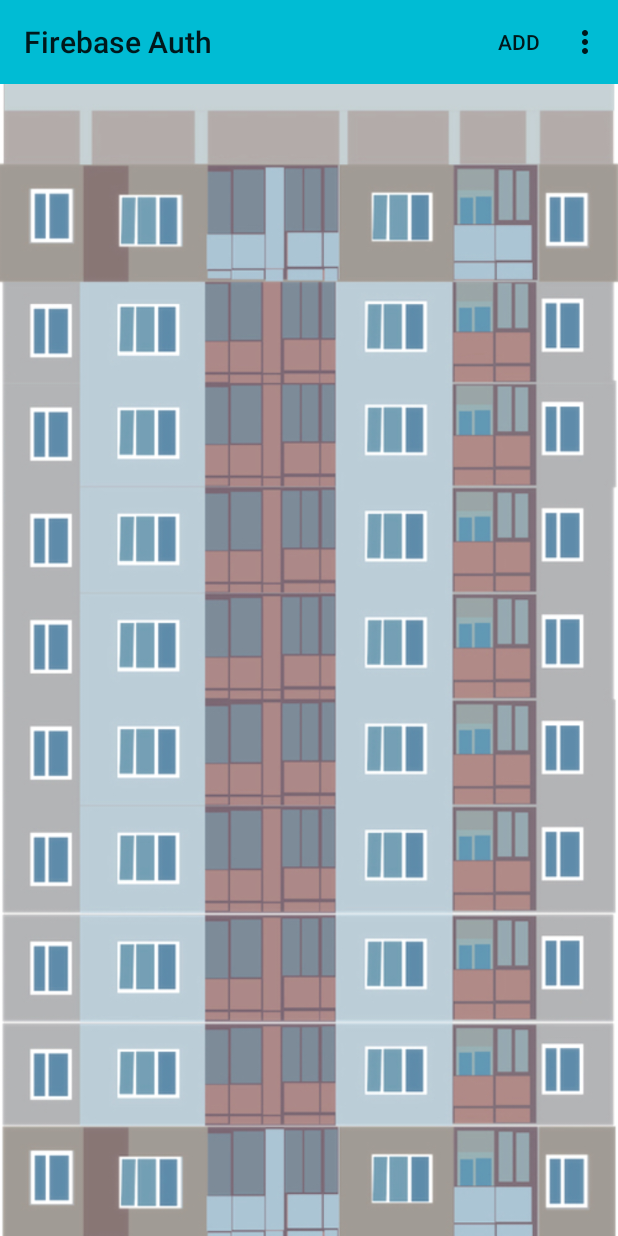
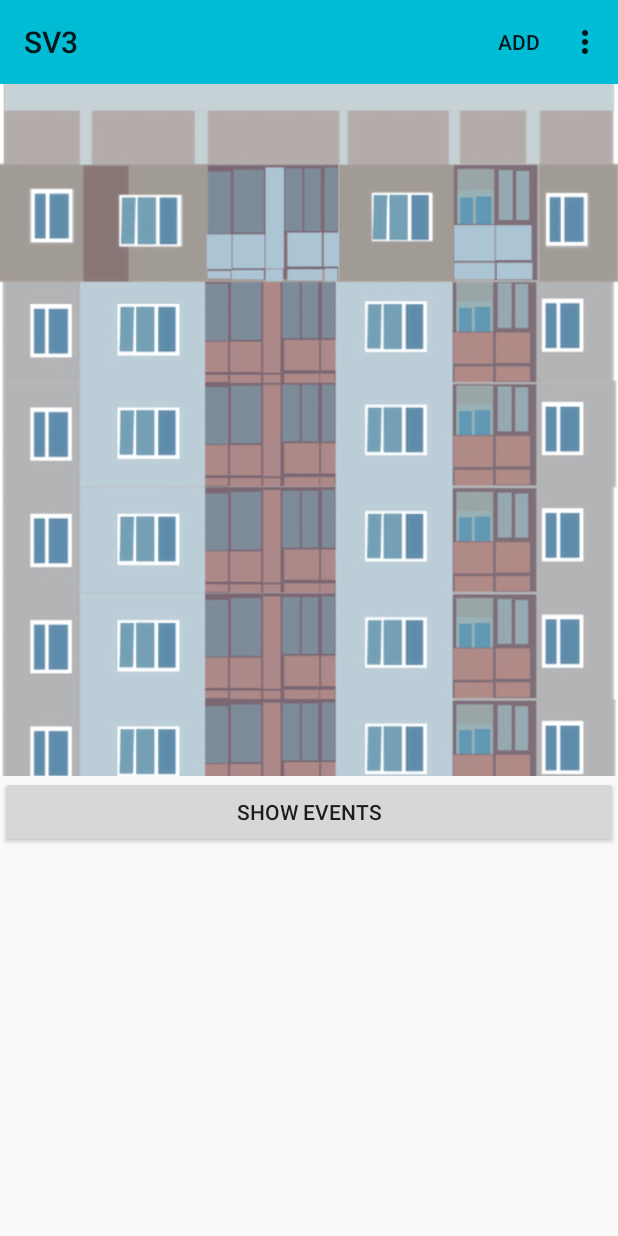
Before and after one commit to yuliakhazieva/SV3, an Android app: the screen it shows after launch (MainActivity), on a phone screen of 412 x 824 dp. Run offline under Robolectric (Android 15) with nearby library versions, the light colour scheme and no system bars; our stand-ins replace Firebase (no records; nobody signed in at launch, a user with empty details on screens opened directly).

Commit message:
Добавлена кнопка показа событий
Изменен layout - убран frame2, добавлена кнопка показа событий.  Изменение функционала под кнопку.

```diff
--- a/app/src/main/AndroidManifest.xml
+++ b/app/src/main/AndroidManifest.xml
@@ -12,7 +12,8 @@
         android:roundIcon="@mipmap/ic_launcher_round"
         android:supportsRtl="true"
         android:theme="@style/AppTheme"
-        tools:node="replace">
+        tools:node="replace"
+        android:name=".SV3App">
 
 
         <activity
--- a/app/src/main/java/com/hsehhh/sv3/createEventFragment.java
+++ b/app/src/main/java/com/hsehhh/sv3/CreateEventFragment.java
@@ -1,7 +1,7 @@
-package com.hsehhh.sv3; /**
+package com.hsehhh.sv3;
+/**
  * Created by a1 on 18.01.18.
  */
-import android.app.ActionBar;
 import android.os.Bundle;
 import android.support.v4.app.Fragment;
 import android.support.v4.app.FragmentTransaction;
@@ -13,7 +13,7 @@ import android.view.ViewGroup;
 //import android.widget.Toolbar;
 import android.support.v7.widget.Toolbar;
 
-public class createEventFragment extends Fragment
+public class CreateEventFragment extends Fragment
 {
 
     @Override
@@ -21,7 +21,7 @@ public class createEventFragment extends Fragment
                              Bundle savedInstanceState) {
 
         // Inflate the layout for this fragment
-        Toolbar toolbar = getActivity().findViewById(R.id.main_tool_bar);
+        Toolbar toolbar = getActivity().findViewById(R.id.toolbar_main);
         ((AppCompatActivity)getActivity()).setSupportActionBar(toolbar);
         ((AppCompatActivity)getActivity()).getSupportActionBar().setDisplayHomeAsUpEnabled(true);
         setHasOptionsMenu(true);
@@ -31,8 +31,8 @@ public class createEventFragment extends Fragment
 
     @Override
     public boolean onOptionsItemSelected(MenuItem item) {
-        FragmentTransaction fragmentTransaction =getFragmentManager().beginTransaction();
-        fragmentTransaction.replace(this.getId(), new scrollingFragment());
+        FragmentTransaction fragmentTransaction = getFragmentManager().beginTransaction();
+        fragmentTransaction.replace(this.getId(), new ScrollingFragment());
         fragmentTransaction.remove(this);
         fragmentTransaction.show(getFragmentManager().findFragmentByTag("myEvents"));
         fragmentTransaction.commit();
--- a/app/src/main/java/com/hsehhh/sv3/MainActivity.java
+++ b/app/src/main/java/com/hsehhh/sv3/MainActivity.java
@@ -1,78 +1,62 @@
 package com.hsehhh.sv3;
 
-import android.animation.Animator;
-import android.animation.ObjectAnimator;
-import android.animation.TimeInterpolator;
-import android.animation.ValueAnimator;
-import android.content.Intent;
 import android.support.annotation.NonNull;
-import android.support.v4.app.Fragment;
-import android.support.v4.app.FragmentActivity;
-import android.support.v4.app.FragmentContainer;
-import android.support.v4.app.FragmentManager;
 import android.support.v4.app.FragmentTransaction;
 import android.support.v7.app.AppCompatActivity;
 import android.os.Bundle;
 import android.support.v7.widget.Toolbar;
-import android.view.Menu;
-import android.view.MenuInflater;
-import android.view.MenuItem;
 import android.view.View;
-import android.view.animation.Animation;
-import android.view.animation.AnimationUtils;
+import android.widget.Button;
 import android.widget.FrameLayout;
-import android.widget.ImageButton;
-import android.widget.Toast;
 
-import com.google.firebase.FirebaseApp;
 import com.google.firebase.auth.FirebaseAuth;
 import com.google.firebase.auth.FirebaseUser;
 import com.google.firebase.database.FirebaseDatabase;
-
-import java.io.Console;
 
 public class MainActivity extends AppCompatActivity {
 
     //UI objects
     Toolbar mainToolbar;
+    FrameLayout mainFrame;
+    Button showEventsButton;
 
-    // Firebase objects
+    //Fragments
+    ScrollingFragment scrollingFragment;
+    CreateEventFragment createEventFragment;
+    MyEventsFragment myEventsFragment;
+    FragmentTransaction fragmentTransaction;
+
+    //Firebase objects
     private FirebaseAuth.AuthStateListener firebaseAuthStateListener;
     private FirebaseAuth firebaseAuth;
     private FirebaseDatabase firebaseDatabase;
-
-    public scrollingFragment fragment;
-    public createEventFragment eventFragment;
-    public myEventsFrag myEventsFragment;
-    public ImageButton closeMyEvents;
-
-    public FrameLayout frame2;
-
-    FragmentManager fragmentManager = getSupportFragmentManager();
-    FragmentTransaction fragmentTransaction = fragmentManager.beginTransaction();
 
     @Override
     protected void onCreate(Bundle savedInstanceState) {
         super.onCreate(savedInstanceState);
         setContentView(R.layout.activity_main);
 
-        FirebaseApp.initializeApp(this);
-
-        mainToolbar = findViewById(R.id.main_tool_bar);
+        mainToolbar = findViewById(R.id.toolbar_main);
         setSupportActionBar(mainToolbar);
 
-        final FrameLayout frame = findViewById(R.id.frame);
-        frame2 = findViewById(R.id.frame2);
+        if (savedInstanceState == null)
+            initFragments();
 
-        fragment = new scrollingFragment();
-        myEventsFragment = new myEventsFrag();
-        eventFragment = new createEventFragment();
+        mainFrame = findViewById(R.id.frame_main);
 
-        fragmentTransaction.add(R.id.frame, fragment);
+        fragmentTransaction = getSupportFragmentManager().beginTransaction();
+        fragmentTransaction.add(R.id.frame_main, scrollingFragment);
+        fragmentTransaction.commit();
 
-        fragmentTransaction.add(R.id.frame2, myEventsFragment, "myEvents");
-        fragmentTransaction.commit();
-        findViewById(myEventsFragment.getId()).setY(1900);
+        showEventsButton = findViewById(R.id.button_show_events);
+        showEventsButton.setOnClickListener(new View.OnClickListener() {
+            @Override
+            public void onClick(View view) {
+                fragmentTransaction = getSupportFragmentManager().beginTransaction();
+                fragmentTransaction.replace(R.id.frame_main, myEventsFragment);
+                fragmentTransaction.commit();
+            }
+        });
 
 
         firebaseDatabase = FirebaseDatabase.getInstance();
@@ -92,31 +76,6 @@ public class MainActivity extends AppCompatActivity {
 
             }
         };
-
-        if (savedInstanceState != null) {
-            return;
-        }
-
-        frame2.setOnClickListener(new View.OnClickListener() {
-            @Override
-            public void onClick(View v) {
-                if(myEventsFrag.getCloseVisibility() != View.VISIBLE)
-                {
-                    frame2.animate().translationY(1).start();
-                    myEventsFrag.setCloseClickability(true);
-                    myEventsFrag.setCloseVisibility(View.VISIBLE);
-                }
-            }
-        });
-    }
-
-
-    @Override
-    protected void onStart()
-    {
-        super.onStart();
-        myEventsFragment.setCloseVisibility(View.INVISIBLE);
-       // myEventsFragment.setClickability(false);
     }
 
     @Override
@@ -126,11 +85,17 @@ public class MainActivity extends AppCompatActivity {
     }
 
     @Override
-    public void onStop() {
-        super.onStop();
+    public void onPause() {
+        super.onPause();
         if (firebaseAuthStateListener != null) {
             firebaseAuth.removeAuthStateListener(firebaseAuthStateListener);
         }
     }
 
+    // Utility methods
+    void initFragments(){
+        scrollingFragment = new ScrollingFragment();
+        myEventsFragment = new MyEventsFragment();
+        createEventFragment = new CreateEventFragment();
+    }
 }
--- a/app/src/main/java/com/hsehhh/sv3/myEventsFrag.java
+++ b/app/src/main/java/com/hsehhh/sv3/MyEventsFragment.java
@@ -15,7 +15,7 @@ import android.widget.ImageView;
  * Created by a1 on 21.01.18.
  */
 
-public class myEventsFrag extends android.support.v4.app.Fragment //implements View.OnClickListener
+public class MyEventsFragment extends android.support.v4.app.Fragment
 {
     public static ImageView close;
     public View onCreateView(LayoutInflater inflater, ViewGroup container,
@@ -28,35 +28,35 @@ public class myEventsFrag extends android.support.v4.app.Fragment //implements V
     public void onViewCreated (final View view, final Bundle savedInstanceState) {
         super.onViewCreated(view, savedInstanceState);
         close = getView().findViewById(R.id.closeMyEvents);
-        close.setClickable(true);
-        close.setOnClickListener(new View.OnClickListener() {
-            @Override
-            public void onClick(View v) {
-                ((MainActivity)getActivity()).findViewById(R.id.frame2).animate().translationY(1700).start();
-                setCloseVisibility(View.INVISIBLE);
-            }
-        });
+//        close.setClickable(true);
+//        close.setOnClickListener(new View.OnClickListener() {
+//            @Override
+//            public void onClick(View v) {
+//                getActivity().findViewById(R.id.frame2).animate().translationY(1700).start();
+////                setCloseVisibility(View.INVISIBLE);
+//            }
+//        });
     }
 
-    public static void setCloseVisibility(int newVal)
-    {
-        close.setVisibility(newVal);
-    }
-
-    public static void setCloseClickability(boolean newVal)
-    {
-        close.setClickable(true);
-    }
-
-    public static int getCloseVisibility()
-    {
-        return close.getVisibility();
-    }
-
-    public static int getName()
-    {
-        return close.getId();
-    }
+//    public static void setCloseVisibility(int newVal)
+//    {
+//        close.setVisibility(newVal);
+//    }
+//
+//    public static void setCloseClickability(boolean newVal)
+//    {
+//        close.setClickable(true);
+//    }
+//
+//    public static int getCloseVisibility()
+//    {
+//        return close.getVisibility();
+//    }
+//
+//    public static int getName()
+//    {
+//        return close.getId();
+//    }
 
 
 
--- /dev/null
+++ b/app/src/main/java/com/hsehhh/sv3/SV3App.java
@@ -0,0 +1,17 @@
+package com.hsehhh.sv3;
+
+import android.app.Application;
+
+import com.google.firebase.FirebaseApp;
+
+/**
+ * Created by Tima on 27.01.2018.
+ */
+
+public class SV3App extends Application {
+    @Override
+    public void onCreate() {
+        super.onCreate();
+        FirebaseApp.initializeApp(this);
+    }
+}
--- a/app/src/main/java/com/hsehhh/sv3/scrollingFragment.java
+++ b/app/src/main/java/com/hsehhh/sv3/ScrollingFragment.java
@@ -1,11 +1,7 @@
 package com.hsehhh.sv3;
 
-import android.app.Fragment;
-import android.content.ClipData;
-import android.content.Intent;
 import android.os.Bundle;
 import android.support.v4.app.FragmentTransaction;
-import android.support.v7.app.AppCompatActivity;
 import android.support.v7.widget.Toolbar;
 import android.view.LayoutInflater;
 import android.view.Menu;
@@ -13,19 +9,18 @@ import android.view.MenuInflater;
 import android.view.MenuItem;
 import android.view.View;
 import android.view.ViewGroup;
-import android.widget.Toast;
 
 /**
  * Created by a1 on 20.01.18.
  */
 
-public class scrollingFragment extends android.support.v4.app.Fragment
+public class ScrollingFragment extends android.support.v4.app.Fragment
 {
     Toolbar mainToolbar;
     @Override
     public View onCreateView(LayoutInflater inflater, ViewGroup container,
                              Bundle savedInstanceState) {
-        // Inflate the layout for this fragment
+        // Inflate the layout for this scrollingFragment
         setHasOptionsMenu(true);
         return inflater.inflate(R.layout.content_scrolling, container, false);
     }
@@ -51,7 +46,7 @@ public class scrollingFragment extends android.support.v4.app.Fragment
             }
             case R.id.action_add:{
                 FragmentTransaction fragmentTransaction =getFragmentManager().beginTransaction();
-                fragmentTransaction.replace(this.getId(), new createEventFragment());
+                fragmentTransaction.replace(this.getId(), new CreateEventFragment());
                 fragmentTransaction.remove(this);
                 fragmentTransaction.hide(getFragmentManager().findFragmentByTag("myEvents"));
                 fragmentTransaction.commit();
--- a/app/src/main/res/layout/activity_main.xml
+++ b/app/src/main/res/layout/activity_main.xml
@@ -13,7 +13,7 @@
         android:orientation="vertical">
 
         <android.support.v7.widget.Toolbar
-            android:id="@+id/main_tool_bar"
+            android:id="@+id/toolbar_main"
             android:layout_width="match_parent"
             android:layout_height="wrap_content"
             android:background="?attr/colorPrimary"
@@ -21,23 +21,29 @@
             android:theme="?attr/actionBarTheme" />
 
         <FrameLayout
-            android:id="@+id/frame"
+            android:id="@+id/frame_main"
             android:layout_width="match_parent"
-            android:layout_height="match_parent">
+            android:layout_height="461dp"></FrameLayout>
 
-        </FrameLayout>
+        <Button
+            android:id="@+id/button_show_events"
+            android:layout_width="match_parent"
+            android:layout_height="wrap_content"
+            android:text="Show events"
+            tools:layout_editor_absoluteX="43dp"
+            tools:layout_editor_absoluteY="410dp" />
 
     </LinearLayout>
 
-    <FrameLayout
-        android:id="@+id/frame2"
-        android:layout_width="match_parent"
-        android:layout_height="match_parent"
-        android:layout_marginTop="70dp"
-        app:layout_constraintEnd_toEndOf="parent"
-        app:layout_constraintStart_toStartOf="parent"
-        app:layout_constraintTop_toTopOf="parent">
+    <!--<FrameLayout-->
+        <!--android:id="@+id/frame2"-->
+        <!--android:layout_width="match_parent"-->
+        <!--android:layout_height="match_parent"-->
+        <!--android:layout_marginTop="70dp"-->
+        <!--app:layout_constraintEnd_toEndOf="parent"-->
+        <!--app:layout_constraintStart_toStartOf="parent"-->
+        <!--app:layout_constraintTop_toTopOf="parent">-->
 
-    </FrameLayout>
+    <!--</FrameLayout>-->
 
 </android.support.constraint.ConstraintLayout>
--- a/app/src/main/res/values/strings.xml
+++ b/app/src/main/res/values/strings.xml
@@ -1,5 +1,5 @@
 <resources>
-    <string name="app_name">Firebase Auth</string>
+    <string name="app_name">SV3</string>
     <string name="action_sign_in_short">Register</string>
     <string name="email">Email</string>
     <string name="minimum_password">Password too short, enter minimum 6 characters!</string>
```
